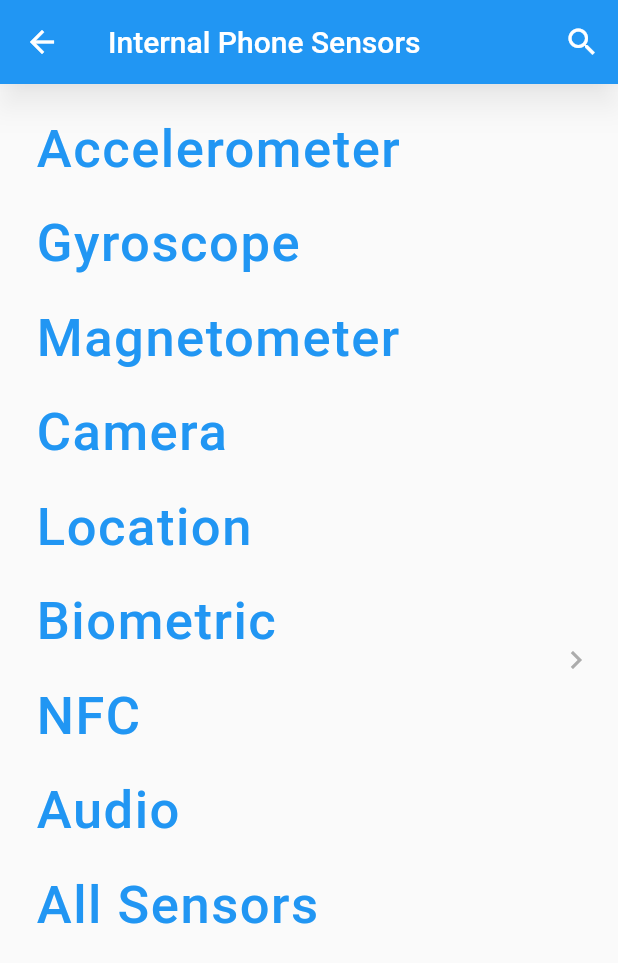
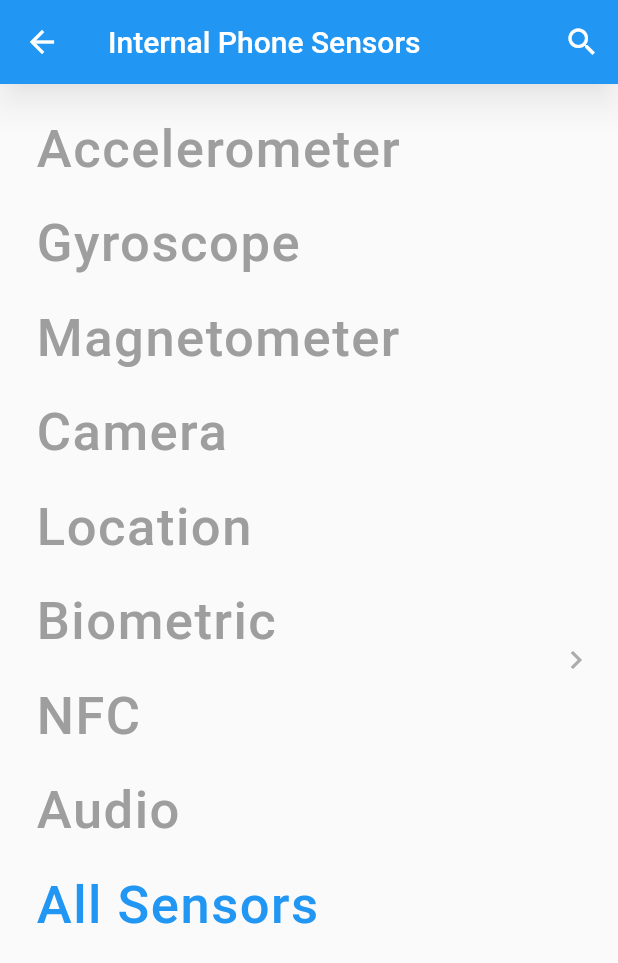
Before and after one commit to lbrogan1/VarIoT_ThingsBoard_Mobile_App, a Flutter app: the InternalSensorsPage screen opened by its route, on a phone screen of 412 x 824 dp. Shown: the top 963 px of the screen. Run offline on Flutter 3.47's test engine with Material 2 defaults, Android fonts, the phone set to English and light mode, and no system bars; our stand-ins replace auto_size_text, camera, device_info_plus, fluro, flutter_form_builder, flutter_secure_storage and 12 more; missing offline and left inert: dart_jsonwebtoken, fading_edge_scrollview, flutter_inappwebview, nfc_manager, noise_meter, qr_code_scanner and 3 more; accounts and stored records are empty; statements that could not run were skipped.

Commit message:
all hardware checks

```diff
--- a/flutter_thingsboard_app/lib/modules/home/home_page.dart
+++ b/flutter_thingsboard_app/lib/modules/home/home_page.dart
@@ -10,6 +10,8 @@ import 'package:thingsboard_app/modules/tenant/tenants_widget.dart';
 import 'package:thingsboard_app/widgets/tb_app_bar.dart';
 import 'package:thingsboard_client/thingsboard_client.dart';
 
+import 'package:thingsboard_app/modules/internal_sensors/hardware_check/check_all_hardware.dart';
+
 class HomePage extends TbContextWidget {
   HomePage(TbContext tbContext) : super(tbContext);
 
@@ -21,6 +23,7 @@ class _HomePageState extends TbContextState<HomePage>
     with AutomaticKeepAliveClientMixin<HomePage> {
   @override
   void initState() {
+    checkHardwareForSensors();
     super.initState();
   }
 
--- a/flutter_thingsboard_app/lib/modules/internal_sensors/hardware_check/check_all_hardware.dart
+++ b/flutter_thingsboard_app/lib/modules/internal_sensors/hardware_check/check_all_hardware.dart
@@ -11,6 +11,7 @@ void checkHardwareForSensors() {
   checkForAccel();
   checkForGyro();
   checkForMag();
+  checkForLocation();
 }
 
 void checkForAccel() async {
--- a/flutter_thingsboard_app/lib/modules/internal_sensors/hardware_check/hardware_check_values.dart
+++ b/flutter_thingsboard_app/lib/modules/internal_sensors/hardware_check/hardware_check_values.dart
@@ -1,3 +1,5 @@
+import 'package:flutter/material.dart';
+
 class hardware_check_values {
   //value of 0 = not present
   //value of 1 = present
@@ -11,4 +13,36 @@ class hardware_check_values {
   static var hasBio = 0;
   static var hasNFC = 0;
   static var hasAudio = 0;
+
+  static Color getAccelColor(BuildContext context) {
+    if (hasAccel == 1) {
+      return Theme.of(context).colorScheme.primary;
+    } else {
+      return Colors.grey;
+    }
+  }
+
+  static Color getGyroColor(BuildContext context) {
+    if (hasGyro == 1) {
+      return Theme.of(context).colorScheme.primary;
+    } else {
+      return Colors.grey;
+    }
+  }
+
+  static Color getMagColor(BuildContext context) {
+    if (hasMag == 1) {
+      return Theme.of(context).colorScheme.primary;
+    } else {
+      return Colors.grey;
+    }
+  }
+
+  static Color getLocationColor(BuildContext context) {
+    if (hasLocation == 1) {
+      return Theme.of(context).colorScheme.primary;
+    } else {
+      return Colors.grey;
+    }
+  }
 }
--- a/flutter_thingsboard_app/lib/modules/internal_sensors/internal_sensors_page.dart
+++ b/flutter_thingsboard_app/lib/modules/internal_sensors/internal_sensors_page.dart
@@ -17,6 +17,9 @@ import 'package:thingsboard_app/core/context/tb_context.dart';
 import 'package:thingsboard_app/core/context/tb_context_widget.dart';
 import 'package:thingsboard_app/widgets/tb_progress_indicator.dart';
 import 'package:thingsboard_client/thingsboard_client.dart';
+
+import 'package:thingsboard_app/modules/internal_sensors/hardware_check/hardware_check_values.dart';
+import 'package:thingsboard_app/modules/internal_sensors/hardware_check/check_all_hardware.dart';
 
 class InternalSensorsPage extends TbPageWidget {
   final bool searchMode;
@@ -50,6 +53,14 @@ class _InternalSensorsPageState extends TbPageState<InternalSensorsPage> {
         },
       )
     ]);
+    var accelColor = hardware_check_values.getAccelColor(context);
+    var gyroColor = hardware_check_values.getGyroColor(context);
+    var magColor = hardware_check_values.getMagColor(context);
+    var locationColor = hardware_check_values.getLocationColor(context);
+    var cameraColor = Colors.grey;
+    var bioColor = Colors.grey;
+    var NFCColor = Colors.grey;
+    var audioColor = Colors.grey;
     return Scaffold(
         appBar: appBar,
         body: Row(mainAxisSize: MainAxisSize.max, children: [
@@ -71,14 +82,17 @@ class _InternalSensorsPageState extends TbPageState<InternalSensorsPage> {
                               children: [
                                 TextButton(
                                   onPressed: () {
+                                    if (hardware_check_values.hasAccel == 1) {
                                       _accelPage();
+                                    } else {
+                                      null;
+                                    }
                                   },
                                   child: Text(
                                     'Accelerometer',
                                     style: TextStyle(
-                                        color: Theme.of(context)
-                                            .colorScheme
-                                            .primary,
+                                        color:
+                                            accelColor, //Theme.of(context).colorScheme.primary,
                                         letterSpacing: 1,
                                         fontSize: 35,
                                         height: 16 / 12),
@@ -91,14 +105,16 @@ class _InternalSensorsPageState extends TbPageState<InternalSensorsPage> {
                               children: [
                                 TextButton(
                                   onPressed: () {
+                                    if (hardware_check_values.hasGyro == 1) {
                                       _gyroPage();
+                                    } else {
+                                      null;
+                                    }
                                   },
                                   child: Text(
                                     'Gyroscope',
                                     style: TextStyle(
-                                        color: Theme.of(context)
-                                            .colorScheme
-                                            .primary,
+                                        color: gyroColor,
                                         letterSpacing: 1,
                                         fontSize: 35,
                                         height: 16 / 12),
@@ -111,14 +127,16 @@ class _InternalSensorsPageState extends TbPageState<InternalSensorsPage> {
                               children: [
                                 TextButton(
                                   onPressed: () {
+                                    if (hardware_check_values.hasMag == 1) {
                                       _magPage();
+                                    } else {
+                                      null;
+                                    }
                                   },
                                   child: Text(
                                     'Magnetometer',
                                     style: TextStyle(
-                                        color: Theme.of(context)
-                                            .colorScheme
-                                            .primary,
+                                        color: magColor,
                                         letterSpacing: 1,
                                         fontSize: 35,
                                         height: 16 / 12),
@@ -131,14 +149,16 @@ class _InternalSensorsPageState extends TbPageState<InternalSensorsPage> {
                               children: [
                                 TextButton(
                                   onPressed: () {
+                                    if (hardware_check_values.hasCamera == 1) {
                                       _cameraPage();
+                                    } else {
+                                      null;
+                                    }
                                   },
                                   child: Text(
                                     'Camera',
                                     style: TextStyle(
-                                        color: Theme.of(context)
-                                            .colorScheme
-                                            .primary,
+                                        color: cameraColor,
                                         letterSpacing: 1,
                                         fontSize: 35,
                                         height: 16 / 12),
@@ -151,14 +171,17 @@ class _InternalSensorsPageState extends TbPageState<InternalSensorsPage> {
                               children: [
                                 TextButton(
                                   onPressed: () {
+                                    if (hardware_check_values.hasLocation ==
+                                        1) {
                                       _locationPage();
+                                    } else {
+                                      null;
+                                    }
                                   },
                                   child: Text(
                                     'Location',
                                     style: TextStyle(
-                                        color: Theme.of(context)
-                                            .colorScheme
-                                            .primary,
+                                        color: locationColor,
                                         letterSpacing: 1,
                                         fontSize: 35,
                                         height: 16 / 12),
@@ -171,14 +194,16 @@ class _InternalSensorsPageState extends TbPageState<InternalSensorsPage> {
                               children: [
                                 TextButton(
                                   onPressed: () {
+                                    if (hardware_check_values.hasBio == 1) {
                                       _biometricPage();
+                                    } else {
+                                      null;
+                                    }
                                   },
                                   child: Text(
                                     'Biometric',
                                     style: TextStyle(
-                                        color: Theme.of(context)
-                                            .colorScheme
-                                            .primary,
+                                        color: bioColor,
                                         letterSpacing: 1,
                                         fontSize: 35,
                                         height: 16 / 12),
@@ -191,14 +216,16 @@ class _InternalSensorsPageState extends TbPageState<InternalSensorsPage> {
                               children: [
                                 TextButton(
                                   onPressed: () {
+                                    if (hardware_check_values.hasNFC == 1) {
                                       _NFCPage();
+                                    } else {
+                                      null;
+                                    }
                                   },
                                   child: Text(
                                     'NFC',
                                     style: TextStyle(
-                                        color: Theme.of(context)
-                                            .colorScheme
-                                            .primary,
+                                        color: NFCColor,
                                         letterSpacing: 1,
                                         fontSize: 35,
                                         height: 16 / 12),
@@ -211,14 +238,16 @@ class _InternalSensorsPageState extends TbPageState<InternalSensorsPage> {
                               children: [
                                 TextButton(
                                   onPressed: () {
+                                    if (hardware_check_values.hasAudio == 1) {
                                       _audioPage();
+                                    } else {
+                                      null;
+                                    }
                                   },
                                   child: Text(
                                     'Audio',
                                     style: TextStyle(
-                                        color: Theme.of(context)
-                                            .colorScheme
-                                            .primary,
+                                        color: audioColor,
                                         letterSpacing: 1,
                                         fontSize: 35,
                                         height: 16 / 12),
```
Lines whose indentation alone changed are shown as unchanged.
